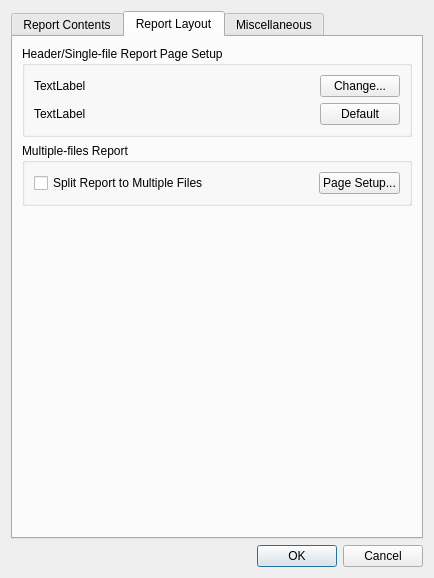
This is u7/Forms/DialogProjectDiff.ui in whiteman-kr/u7set as Qt 5 draws it before an edit. The edited form follows.
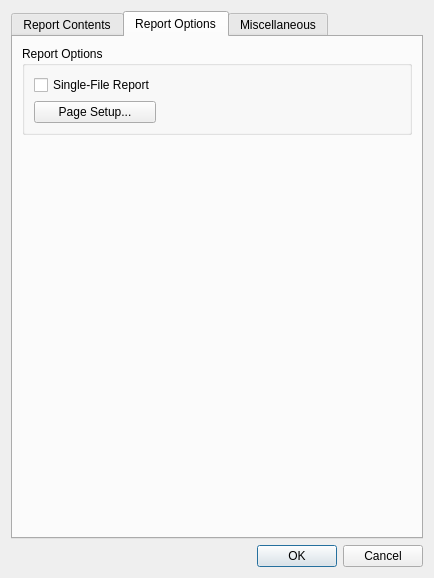
This is the edited form. The open tabs and pages were chosen to show the change.

Commit message: RPCT-3756, u7: Improving reports page formats setting

Patch:
```diff
--- a/u7/Forms/DialogProjectDiff.ui
+++ b/u7/Forms/DialogProjectDiff.ui
@@ -233,97 +233,15 @@
      </widget>
      <widget class="QWidget" name="tab_2">
       <attribute name="title">
-       <string>Report Layout</string>
+       <string>Report Options</string>
       </attribute>
-      <layout class="QGridLayout" name="gridLayout_9">
-       <item row="0" column="0">
-        <layout class="QGridLayout" name="gridLayout_7">
-         <item row="0" column="0">
-          <widget class="QGroupBox" name="groupBox_2">
-           <property name="title">
-            <string>Header/Single-file Report Page Setup</string>
-           </property>
-           <layout class="QGridLayout" name="gridLayout_5">
-            <item row="0" column="0">
              <layout class="QGridLayout" name="gridLayout_4">
-              <item row="0" column="1">
-               <spacer name="horizontalSpacer_2">
-                <property name="orientation">
-                 <enum>Qt::Horizontal</enum>
-                </property>
-                <property name="sizeHint" stdset="0">
-                 <size>
-                  <width>134</width>
-                  <height>20</height>
-                 </size>
-                </property>
-               </spacer>
-              </item>
-              <item row="1" column="2">
-               <widget class="QPushButton" name="pageSetDefault">
-                <property name="text">
-                 <string>Default</string>
-                </property>
-               </widget>
-              </item>
-              <item row="0" column="2">
-               <widget class="QPushButton" name="pageSetupButton">
-                <property name="text">
-                 <string>Change...</string>
-                </property>
-               </widget>
-              </item>
               <item row="0" column="0">
-               <widget class="QLabel" name="labelPageSize">
-                <property name="text">
-                 <string>TextLabel</string>
-                </property>
-               </widget>
-              </item>
-              <item row="1" column="0">
-               <widget class="QLabel" name="labelPageMargins">
-                <property name="text">
-                 <string>TextLabel</string>
-                </property>
-               </widget>
-              </item>
-              <item row="1" column="1">
-               <spacer name="horizontalSpacer_5">
-                <property name="orientation">
-                 <enum>Qt::Horizontal</enum>
-                </property>
-                <property name="sizeHint" stdset="0">
-                 <size>
-                  <width>134</width>
-                  <height>20</height>
-                 </size>
-                </property>
-               </spacer>
-              </item>
-             </layout>
-            </item>
-           </layout>
-          </widget>
-         </item>
-         <item row="1" column="0">
           <widget class="QGroupBox" name="groupBox_3">
            <property name="title">
-            <string>Multiple-files Report</string>
+          <string>Report Options</string>
            </property>
            <layout class="QGridLayout" name="gridLayout_6">
-            <item row="0" column="0">
-             <widget class="QCheckBox" name="multipleFilesCheck">
-              <property name="mouseTracking">
-               <bool>true</bool>
-              </property>
-              <property name="focusPolicy">
-               <enum>Qt::TabFocus</enum>
-              </property>
-              <property name="text">
-               <string>Split Report to Multiple Files</string>
-              </property>
-             </widget>
-            </item>
             <item row="0" column="1">
              <spacer name="horizontalSpacer_3">
               <property name="orientation">
@@ -337,7 +255,20 @@
               </property>
              </spacer>
             </item>
-            <item row="0" column="2">
+          <item row="0" column="0">
+           <widget class="QCheckBox" name="singleFileReportsCheck">
+            <property name="mouseTracking">
+             <bool>true</bool>
+            </property>
+            <property name="focusPolicy">
+             <enum>Qt::TabFocus</enum>
+            </property>
+            <property name="text">
+             <string>Single-File Report</string>
+            </property>
+           </widget>
+          </item>
+          <item row="1" column="0">
              <widget class="QPushButton" name="multiFilepageSetupButton">
               <property name="text">
                <string>Page Setup...</string>
@@ -347,7 +278,7 @@
            </layout>
           </widget>
          </item>
-         <item row="2" column="0">
+       <item row="1" column="0">
           <spacer name="verticalSpacer_2">
            <property name="orientation">
             <enum>Qt::Vertical</enum>
@@ -355,12 +286,10 @@
            <property name="sizeHint" stdset="0">
             <size>
              <width>20</width>
-             <height>40</height>
+           <height>388</height>
             </size>
            </property>
           </spacer>
-         </item>
-        </layout>
        </item>
       </layout>
      </widget>
```
Left out of the diff: 7 changed lines with no effect on the pictures. Lines whose indentation alone changed are shown as unchanged. The commit also changes 11 other files.
